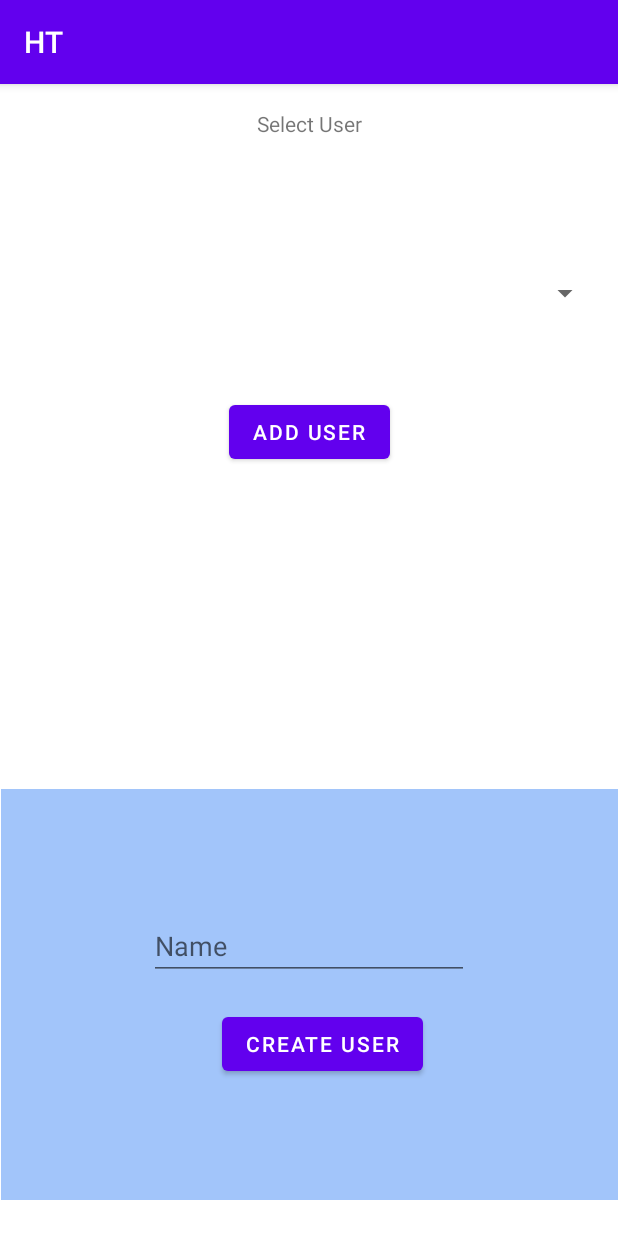
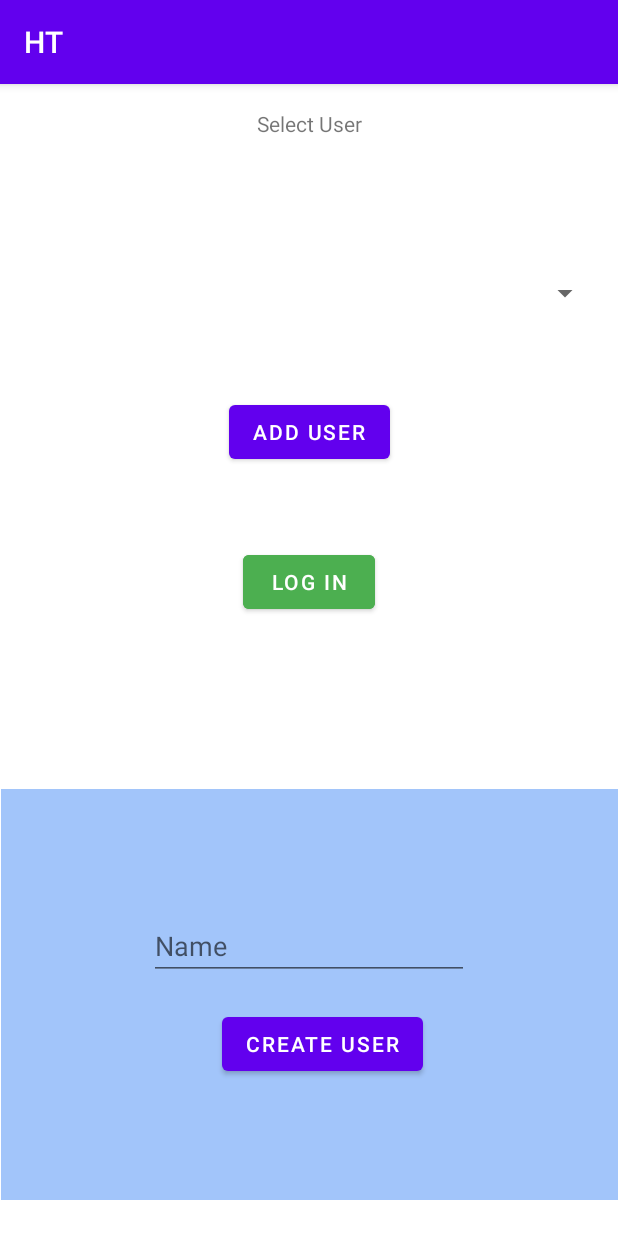
Before and after one commit to hems201/HT, an Android app: the screen it shows after launch (MainActivity), after a tap on "ADD USER", on a phone screen of 412 x 824 dp. Run offline under Robolectric (Android 15) with nearby library versions, the phone set to English and light mode, and no system bars.

Commit message:
log in button

```diff
--- a/app/src/main/java/com/example/ht/MainActivity.java
+++ b/app/src/main/java/com/example/ht/MainActivity.java
@@ -24,26 +24,38 @@ public class MainActivity extends AppCompatActivity {
         super.onCreate(savedInstanceState);
         setContentView(R.layout.activity_main);
 
+        Button addUserBtn = findViewById(R.id.addUserBtn);
+        Button logInBtn = findViewById(R.id.logInBtn);
+        Spinner userSpinner = findViewById(R.id.userSpinner);
+
         //Initialize singleton UserManager
         UserManager UM = UserManager.getInstance();
 
+        //Log in button set up
+
+        View.OnClickListener lis = new View.OnClickListener() {
+            @Override
+            public void onClick(View v) {
+                Intent intent = new Intent(MainActivity.this, MenuActivity.class);
+                User user = (User) userSpinner.getSelectedItem();
+                intent.putExtra("username", user);
+                System.out.println("User sent from main activity to menu acitivity");
+                startActivity(intent);
+            }
+        };
+        logInBtn.setOnClickListener(lis);
 
         //AddUserBtn set up
-        Button addUserBtn = findViewById(R.id.addUserBtn);
-        View.OnClickListener listener = new View.OnClickListener() {
-            @Override
-            public void onClick(View view) {
-                Fragment frag = new addUserFragment();
-                FragmentManager manager = getSupportFragmentManager();
-                FragmentTransaction transaction = manager.beginTransaction();
-                transaction.replace(R.id.fragmentFrame, frag);
-                transaction.commit();
-            }
+        View.OnClickListener listener = view -> {
+            Fragment frag = new addUserFragment();
+            FragmentManager manager = getSupportFragmentManager();
+            FragmentTransaction transaction = manager.beginTransaction();
+            transaction.replace(R.id.fragmentFrame, frag);
+            transaction.commit();
         };
         addUserBtn.setOnClickListener(listener);
 
         //UserSpinner set up
-        Spinner userSpinner = findViewById(R.id.userSpinner);
         List<User> user_array = UM.getUser_array();
         ArrayAdapter<User> spinnerAdapter = new ArrayAdapter<>(this, android.R.layout.simple_spinner_item, user_array);
         spinnerAdapter.setDropDownViewResource(android.R.layout.simple_spinner_dropdown_item);
@@ -52,13 +64,8 @@ public class MainActivity extends AppCompatActivity {
         userSpinner.setOnItemSelectedListener(new AdapterView.OnItemSelectedListener() {
             @Override
             public void onItemSelected(AdapterView<?> parent, View view, int position, long id) {
-                User user = (User) userSpinner.getSelectedItem();
-                Intent intent = new Intent(MainActivity.this, MenuActivity.class);
-                intent.putExtra("username", user);
-                System.out.println("User sent from main activity to menu acitivity");
-                startActivity(intent);
+                //User user = (User) userSpinner.getSelectedItem();
             }
-            //TODO KORJAA SILLEEN ET SAA VALITA USERIN ENNEN KUN MENUACTIVITY AUKEAA
             @Override
             public void onNothingSelected(AdapterView<?> parent) {
 
--- a/app/src/main/res/layout/activity_main.xml
+++ b/app/src/main/res/layout/activity_main.xml
@@ -53,4 +53,16 @@
 
     </FrameLayout>
 
+    <Button
+        android:id="@+id/logInBtn"
+        android:layout_width="wrap_content"
+        android:layout_height="wrap_content"
+        android:backgroundTint="#4CAF50"
+        android:text="@string/log_in"
+        app:layout_constraintBottom_toBottomOf="parent"
+        app:layout_constraintEnd_toEndOf="parent"
+        app:layout_constraintStart_toStartOf="parent"
+        app:layout_constraintTop_toTopOf="parent"
+        app:layout_constraintVertical_bias="0.428" />
+
 </androidx.constraintlayout.widget.ConstraintLayout>
--- a/app/src/main/res/values-night/themes.xml
+++ b/app/src/main/res/values-night/themes.xml
@@ -14,8 +14,4 @@
         <!-- Customize your theme here. -->
     </style>
 
-    <style name="ThemeOverlay.HT.FullscreenContainer" parent="">
-        <item name="fullscreenBackgroundColor">@color/light_blue_900</item>
-        <item name="fullscreenTextColor">@color/light_blue_A400</item>
-    </style>
 </resources>
--- a/app/src/main/res/values/strings.xml
+++ b/app/src/main/res/values/strings.xml
@@ -31,4 +31,5 @@
     <string name="enter">Enter:</string>
     <string name="enter_number_of_flights">Enter number of flights:</string>
     <string name="enter_number_of_kilometers_travelled_by">Enter number of kilometers travelled by:</string>
+    <string name="log_in">Log in</string>
 </resources>
--- a/app/src/main/res/values/themes.xml
+++ b/app/src/main/res/values/themes.xml
@@ -14,8 +14,4 @@
         <!-- Customize your theme here. -->
     </style>
 
-    <style name="ThemeOverlay.HT.FullscreenContainer" parent="">
-        <item name="fullscreenBackgroundColor">@color/light_blue_600</item>
-        <item name="fullscreenTextColor">@color/light_blue_A200</item>
-    </style>
 </resources>
```
